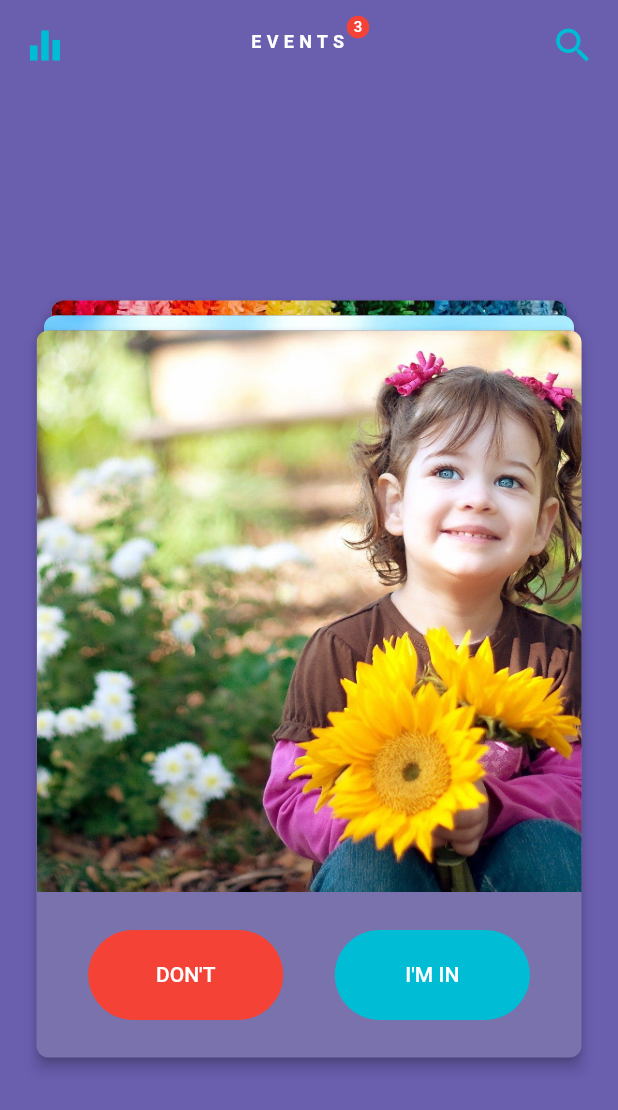
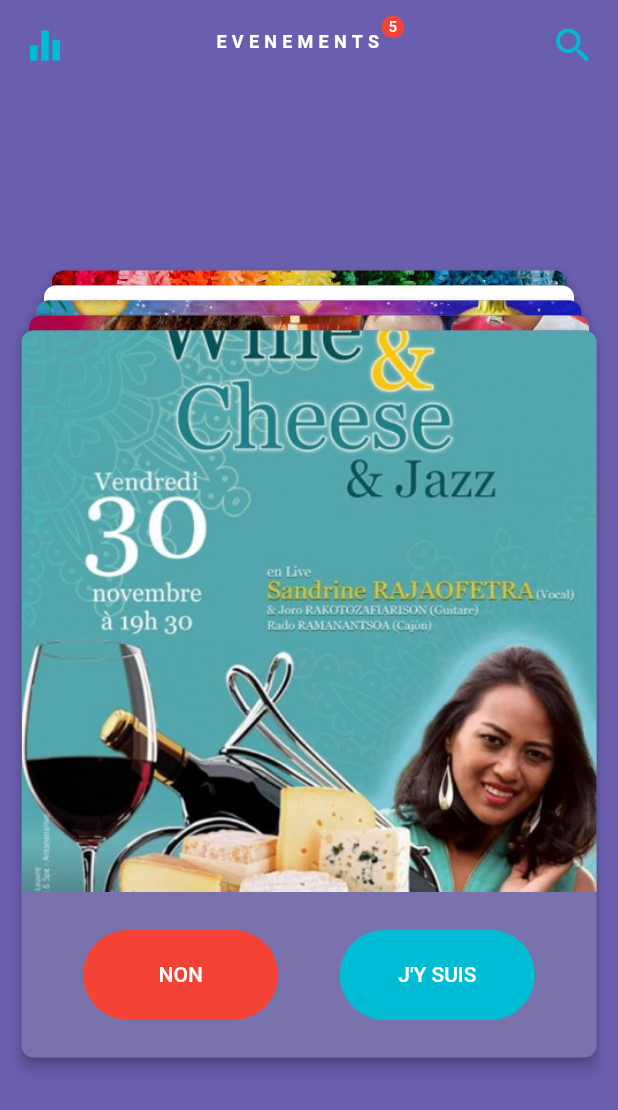
Before and after one commit to teamdown/smartcityapp, a Flutter app: the CardDemo screen opened by its route, on a phone screen of 412 x 824 dp. Shown: the top 1110 px of the screen. Run offline on Flutter 3.47's test engine with Material 2 defaults, Android fonts, the phone set to English and light mode, and no system bars; our stand-ins replace faker, font_awesome_flutter, google_maps_flutter.

Commit message:
commit event

```diff
--- a/lib/logic/SwipeAnimation/activeCard.dart
+++ b/lib/logic/SwipeAnimation/activeCard.dart
@@ -107,7 +107,7 @@ Positioned cardDemo(
                                           new BorderRadius.circular(60.0),
                                     ),
                                     child: new Text(
-                                      "DON'T",
+                                      "NON",
                                       style: new TextStyle(color: Colors.white),
                                     ),
                                   )),
@@ -126,7 +126,7 @@ Positioned cardDemo(
                                           new BorderRadius.circular(60.0),
                                     ),
                                     child: new Text(
-                                      "I'M IN",
+                                      "J'Y SUIS",
                                       style: new TextStyle(color: Colors.white),
                                     ),
                                   ))
--- a/lib/logic/SwipeAnimation/index.dart
+++ b/lib/logic/SwipeAnimation/index.dart
@@ -160,7 +160,7 @@ class CardDemoState extends State<CardDemo> with TickerProviderStateMixin {
             mainAxisAlignment: MainAxisAlignment.center,
             children: <Widget>[
               new Text(
-                "EVENTS",
+                "EVENEMENTS",
                 style: new TextStyle(
                     fontSize: 12.0,
                     letterSpacing: 3.5,
@@ -211,7 +211,7 @@ class CardDemoState extends State<CardDemo> with TickerProviderStateMixin {
                           backCardWidth, 0.0, 0.0, context);
                     }
                   }).toList())
-              : new Text("No Event Left",
+              : new Text("Plus aucun événement",
                   style: new TextStyle(color: Colors.white, fontSize: 50.0)),
         )));
   }
--- a/pubspec.yaml
+++ b/pubspec.yaml
@@ -63,6 +63,11 @@ flutter:
     - assets/img3.jpg
     - assets/img4.jpg
     - assets/img5.jpg
+    - assets/event1.jpg
+    - assets/event2.jpeg
+    - assets/event3.jpeg
+    - assets/event4.jpeg
+    - assets/event5.jpg
     - assets/avatars/avatar-1.jpg
     - assets/avatars/avatar-2.jpg
     - assets/avatars/avatar-3.jpg
```
Also changed, not shown: lib/logic/SwipeAnimation/data.dart (+5 -5 lines), lib/logic/SwipeAnimation/styles.dart (+5 -5 lines), assets/event1.jpg (added), assets/event2.jpeg (added), assets/event3.jpeg (added), assets/event4.jpeg (added), assets/event5.jpg (added), assets/event6.jpg (added).
